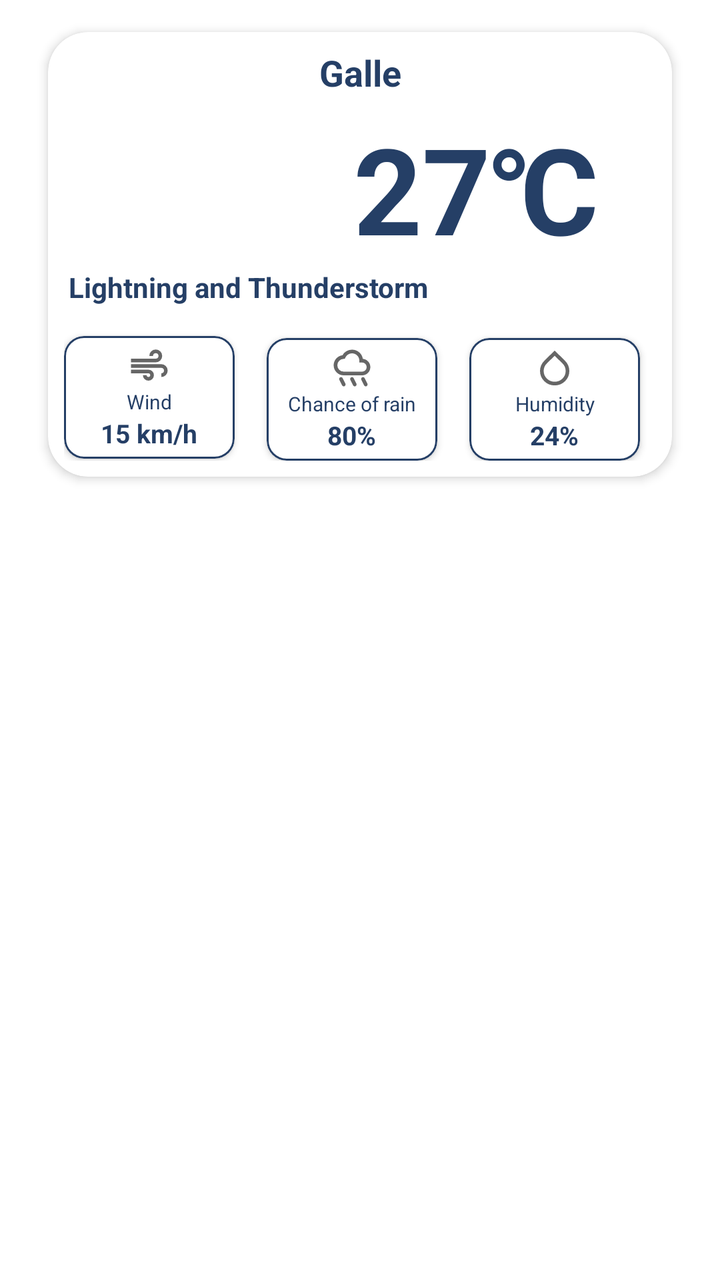
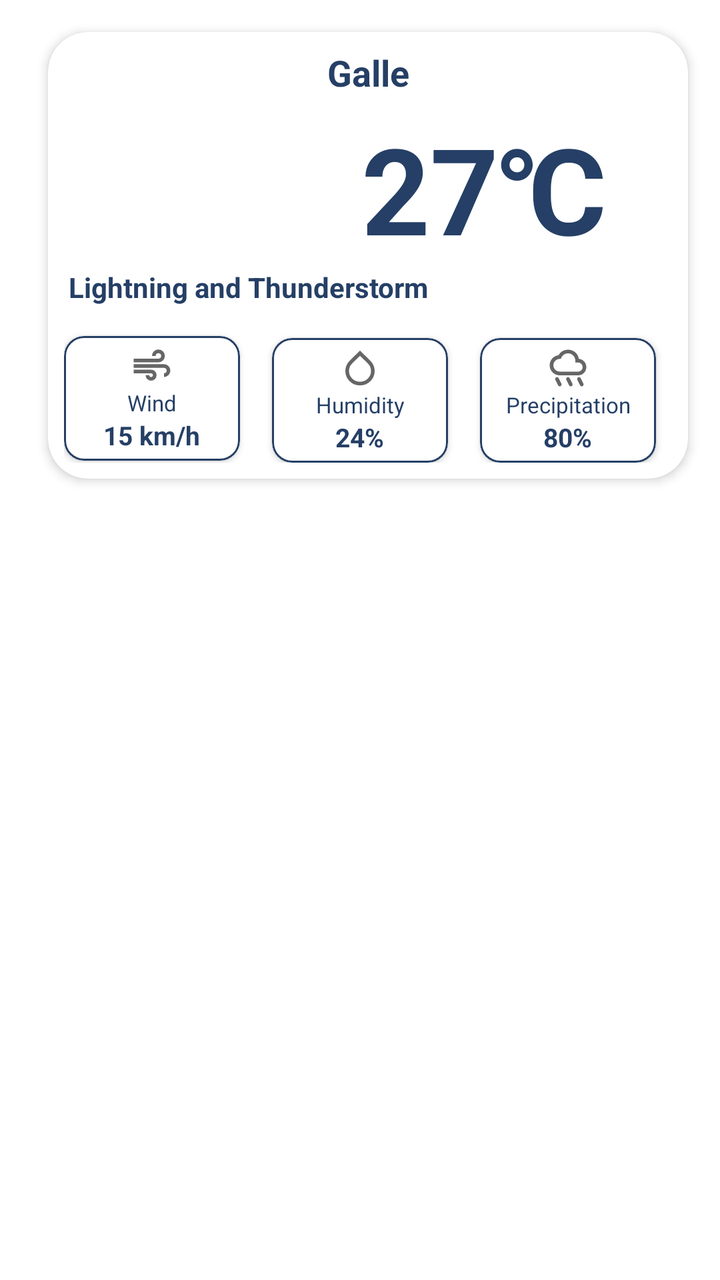

Before-and-after screenshots of an Android layout around one commit, followed by the original layout XML and the change that was made.
<!-- AndroidManifest.xml: application theme Theme.TravelCompanionApp -->
<!-- res/layout/fragment_weather_card.xml -->
<?xml version="1.0" encoding="utf-8"?>
<FrameLayout xmlns:android="http://schemas.android.com/apk/res/android"
    xmlns:app="http://schemas.android.com/apk/res-auto"
    xmlns:tools="http://schemas.android.com/tools"
    android:layout_width="match_parent"
    android:layout_height="match_parent"
    tools:context=".activity.WeatherCardFragment">



    <com.google.android.material.card.MaterialCardView
        android:id="@+id/cardViewWeather"
        android:layout_width="match_parent"
        android:layout_height="wrap_content"
        android:layout_marginStart="24dp"
        android:layout_marginTop="16dp"
        android:layout_marginEnd="24dp"
        android:layout_marginBottom="16dp"
        android:background="@drawable/white_corner_bg"
        app:cardCornerRadius="20dp"
        app:cardElevation="3dp">


        <androidx.constraintlayout.widget.ConstraintLayout
            android:layout_width="match_parent"
            android:layout_height="wrap_content"
            android:padding="8dp">


            <TextView
                android:id="@+id/textCityName"
                android:layout_width="wrap_content"
                android:layout_height="wrap_content"
                android:text="Galle"
                android:textColor="@color/dark_blue"
                android:textSize="18dp"
                android:textStyle="bold"
                app:layout_constraintEnd_toEndOf="parent"
                app:layout_constraintStart_toStartOf="parent"
                app:layout_constraintTop_toTopOf="parent" />

            <ImageView

                android:id="@+id/weatherIcon"
                android:layout_width="100dp"
                android:layout_height="100dp"
                android:layout_marginTop="20dp"
                app:layout_constraintStart_toStartOf="parent"
                app:layout_constraintTop_toTopOf="parent" />

            <TextView
                android:id="@+id/weatherCondition"
                android:layout_width="wrap_content"
                android:layout_height="wrap_content"
                app:layout_constraintHorizontal_bias="0.02"
                android:text="Lightning and Thunderstorm"
                android:textColor="@color/dark_blue"
                android:textStyle="bold"
                app:layout_constraintEnd_toEndOf="parent"
                app:layout_constraintStart_toStartOf="parent"
                app:layout_constraintTop_toBottomOf="@+id/temperature" />

            <TextView
                android:id="@+id/temperature"
                android:layout_width="0dp"
                android:layout_height="wrap_content"
                android:layout_marginStart="16dp"
                android:gravity="center"
                android:text="27\u2103"
                android:textColor="@color/dark_blue"
                android:textSize="60sp"
                android:textStyle="bold"
                app:layout_constraintBottom_toBottomOf="@id/weatherIcon"
                app:layout_constraintEnd_toEndOf="parent"
                app:layout_constraintStart_toEndOf="@id/weatherIcon"
                app:layout_constraintTop_toTopOf="@id/weatherIcon" />

            <com.google.android.material.card.MaterialCardView
                android:id="@+id/cardWind"
                android:layout_width="0dp"
                android:layout_height="wrap_content"
                android:layout_marginTop="14dp"
                android:layout_marginEnd="8dp"
                app:cardCornerRadius="10dp"
                app:cardElevation="2dp"
                app:layout_constraintBottom_toBottomOf="parent"
                app:layout_constraintEnd_toStartOf="@id/cardChanceOfRain"
                app:layout_constraintStart_toStartOf="parent"
                app:layout_constraintTop_toBottomOf="@id/weatherCondition"
                app:strokeColor="@color/dark_blue"
                app:strokeWidth="1dp">

                <LinearLayout
                    android:layout_width="match_parent"
                    android:layout_height="match_parent"
                    android:gravity="center"
                    android:orientation="vertical"
                    android:padding="4dp">

                    <ImageView
                        android:layout_width="22dp"
                        android:layout_height="22dp"
                        android:src="@drawable/air" />

                    <TextView
                        android:layout_width="match_parent"
                        android:layout_height="wrap_content"
                        android:gravity="center"
                        android:text="Wind"
                        android:textColor="@color/dark_blue"
                        android:textSize="10sp" />

                    <TextView
                        android:id="@+id/textWind"
                        android:layout_width="wrap_content"
                        android:layout_height="wrap_content"
                        android:text="15 km/h"
                        android:textColor="@color/dark_blue"
                        android:textSize="13sp"
                        android:textStyle="bold" />


                </LinearLayout>


            </com.google.android.material.card.MaterialCardView>

            <com.google.android.material.card.MaterialCardView
                android:id="@+id/cardChanceOfRain"
                android:layout_width="0dp"
                android:layout_height="wrap_content"
                android:layout_marginStart="8dp"
                android:layout_marginTop="16dp"
                android:layout_marginEnd="8dp"
                app:cardCornerRadius="10dp"
                app:cardElevation="2dp"
                app:layout_constraintBottom_toBottomOf="parent"
                app:layout_constraintEnd_toStartOf="@id/cardHumidity"
                app:layout_constraintStart_toEndOf="@id/cardWind"
                app:layout_constraintTop_toBottomOf="@id/weatherCondition"
                app:strokeColor="@color/dark_blue"
                app:strokeWidth="1dp">

                <LinearLayout
                    android:layout_width="match_parent"
                    android:layout_height="match_parent"
                    android:gravity="center"
                    android:orientation="vertical"
                    android:padding="4dp">

                    <ImageView
                        android:layout_width="22dp"
                        android:layout_height="22dp"
                        android:src="@drawable/rain" />

                    <TextView
                        android:layout_width="match_parent"
                        android:layout_height="wrap_content"
                        android:gravity="center"
                        android:text="Chance of rain"
                        android:textColor="@color/dark_blue"
                        android:textSize="10sp" />

                    <TextView
                        android:id="@+id/textChanceOfRain"
                        android:layout_width="wrap_content"
                        android:layout_height="wrap_content"
                        android:text="80%"
                        android:textColor="@color/dark_blue"
                        android:textSize="13sp"
                        android:textStyle="bold" />


                </LinearLayout>


            </com.google.android.material.card.MaterialCardView>

            <com.google.android.material.card.MaterialCardView
                android:id="@+id/cardHumidity"
                android:layout_width="0dp"
                android:layout_height="wrap_content"
                android:layout_marginStart="8dp"
                android:layout_marginTop="16dp"
                android:layout_marginEnd="8dp"
                app:cardCornerRadius="10dp"
                app:cardElevation="2dp"
                app:layout_constraintBottom_toBottomOf="parent"
                app:layout_constraintEnd_toEndOf="parent"
                app:layout_constraintStart_toEndOf="@id/cardChanceOfRain"
                app:layout_constraintTop_toBottomOf="@id/weatherCondition"
                app:strokeColor="@color/dark_blue"
                app:strokeWidth="1dp">

                <LinearLayout
                    android:layout_width="match_parent"
                    android:layout_height="match_parent"
                    android:gravity="center"
                    android:orientation="vertical"
                    android:padding="4dp">

                    <ImageView
                        android:layout_width="22dp"
                        android:layout_height="22dp"
                        android:src="@drawable/humidity" />

                    <TextView
                        android:layout_width="match_parent"
                        android:layout_height="wrap_content"
                        android:gravity="center"
                        android:text="Humidity"
                        android:textColor="@color/dark_blue"
                        android:textSize="10sp" />

                    <TextView
                        android:id="@+id/textHumidity"
                        android:layout_width="wrap_content"
                        android:layout_height="wrap_content"
                        android:text="24%"
                        android:textColor="@color/dark_blue"
                        android:textSize="13sp"
                        android:textStyle="bold" />


                </LinearLayout>


            </com.google.android.material.card.MaterialCardView>

        </androidx.constraintlayout.widget.ConstraintLayout>


    </com.google.android.material.card.MaterialCardView>

</FrameLayout>
<!-- resources referenced by this layout -->
<resources>
  <color name="dark_blue">#253f66</color>
  <!-- drawable air (drawable) -->
  <vector xmlns:android="http://schemas.android.com/apk/res/android"
      android:width="24dp"
      android:height="24dp"
      android:viewportWidth="960"
      android:viewportHeight="960"
      android:tint="?attr/colorControlNormal">
    <path
        android:fillColor="@android:color/white"
        android:pathData="M460,800Q410,800 375,765Q340,730 340,680L420,680Q420,697 431.5,708.5Q443,720 460,720Q477,720 488.5,708.5Q500,697 500,680Q500,663 488.5,651.5Q477,640 460,640L80,640L80,560L460,560Q510,560 545,595Q580,630 580,680Q580,730 545,765Q510,800 460,800ZM80,400L80,320L620,320Q646,320 663,303Q680,286 680,260Q680,234 663,217Q646,200 620,200Q594,200 577,217Q560,234 560,260L480,260Q480,201 520.5,160.5Q561,120 620,120Q679,120 719.5,160.5Q760,201 760,260Q760,319 719.5,359.5Q679,400 620,400L80,400ZM740,720L740,640Q766,640 783,623Q800,606 800,580Q800,554 783,537Q766,520 740,520L80,520L80,440L740,440Q799,440 839.5,480.5Q880,521 880,580Q880,639 839.5,679.5Q799,720 740,720Z"/>
  </vector>
  <!-- drawable humidity (drawable) -->
  <vector xmlns:android="http://schemas.android.com/apk/res/android"
      android:width="24dp"
      android:height="24dp"
      android:viewportWidth="960"
      android:viewportHeight="960"
      android:tint="?attr/colorControlNormal">
    <path
        android:fillColor="@android:color/white"
        android:pathData="M480,860Q347,860 253.5,768Q160,676 160,544Q160,481 184.5,423.5Q209,366 254,322L480,100L706,322Q751,366 775.5,423.5Q800,481 800,544Q800,676 706.5,768Q613,860 480,860ZM480,780Q580,780 650,711.5Q720,643 720,544Q720,497 702,454.5Q684,412 650,380L480,212L310,380Q276,412 258,454.5Q240,497 240,544Q240,643 310,711.5Q380,780 480,780Z"/>
  </vector>
  <!-- drawable white_corner_bg (drawable) -->
  <?xml version="1.0" encoding="utf-8"?>
  <selector xmlns:android="http://schemas.android.com/apk/res/android">
      <item>
          <shape android:shape="rectangle">
              <corners android:radius="20dp" />
              <solid android:color="@color/white" />
          </shape>
      </item>
  </selector>
  <style name="Theme.TravelCompanionApp" parent="Theme.MaterialComponents.Light.NoActionBar">
          
          <item name="colorPrimary">@color/purple_500</item>
          <item name="colorPrimaryVariant">@color/purple_700</item>
          <item name="colorOnPrimary">@color/white</item>
          
          <item name="colorSecondary">@color/teal_200</item>
          <item name="colorSecondaryVariant">@color/teal_700</item>
          <item name="colorOnSecondary">@color/black</item>
          
          <item name="android:statusBarColor">@color/yellow</item>
          
      </style>
  <color name="white">#FFFFFFFF</color>
  <color name="purple_500">#FF6200EE</color>
  <color name="purple_700">#FF3700B3</color>
  <color name="teal_200">#FF03DAC5</color>
  <color name="teal_700">#FF018786</color>
  <color name="black">#FF000000</color>
  <color name="yellow">#6495ED</color>
  <!-- unchanged entries left out for length: 1 -->
</resources>

<!-- the commit's change to res/layout/fragment_weather_card.xml (unified diff, before → after) -->
@@ -14,7 +14,7 @@
         android:layout_height="wrap_content"
         android:layout_marginStart="24dp"
         android:layout_marginTop="16dp"
-        android:layout_marginEnd="24dp"
+        android:layout_marginEnd="16dp"
         android:layout_marginBottom="16dp"
         android:background="@drawable/white_corner_bg"
         app:cardCornerRadius="20dp"
@@ -84,7 +84,7 @@
                 app:cardCornerRadius="10dp"
                 app:cardElevation="2dp"
                 app:layout_constraintBottom_toBottomOf="parent"
-                app:layout_constraintEnd_toStartOf="@id/cardChanceOfRain"
+                app:layout_constraintEnd_toStartOf="@id/cardHumidity"
                 app:layout_constraintStart_toStartOf="parent"
                 app:layout_constraintTop_toBottomOf="@id/weatherCondition"
                 app:strokeColor="@color/dark_blue"
@@ -108,7 +108,7 @@
                         android:gravity="center"
                         android:text="Wind"
                         android:textColor="@color/dark_blue"
-                        android:textSize="10sp" />
+                        android:textSize="11sp" />
 
                     <TextView
                         android:id="@+id/textWind"
@@ -125,8 +125,10 @@
 
             </com.google.android.material.card.MaterialCardView>
 
+
+
             <com.google.android.material.card.MaterialCardView
-                android:id="@+id/cardChanceOfRain"
+                android:id="@+id/cardHumidity"
                 android:layout_width="0dp"
                 android:layout_height="wrap_content"
                 android:layout_marginStart="8dp"
@@ -135,7 +137,7 @@
                 app:cardCornerRadius="10dp"
                 app:cardElevation="2dp"
                 app:layout_constraintBottom_toBottomOf="parent"
-                app:layout_constraintEnd_toStartOf="@id/cardHumidity"
+                app:layout_constraintEnd_toStartOf="@id/cardPrecipitation"
                 app:layout_constraintStart_toEndOf="@id/cardWind"
                 app:layout_constraintTop_toBottomOf="@id/weatherCondition"
                 app:strokeColor="@color/dark_blue"
@@ -151,21 +153,21 @@
                     <ImageView
                         android:layout_width="22dp"
                         android:layout_height="22dp"
-                        android:src="@drawable/rain" />
+                        android:src="@drawable/humidity" />
 
                     <TextView
                         android:layout_width="match_parent"
                         android:layout_height="wrap_content"
                         android:gravity="center"
-                        android:text="Chance of rain"
-                        android:textColor="@color/dark_blue"
-                        android:textSize="10sp" />
-
-                    <TextView
-                        android:id="@+id/textChanceOfRain"
+                        android:text="Humidity"
+                        android:textColor="@color/dark_blue"
+                        android:textSize="11sp" />
+
+                    <TextView
+                        android:id="@+id/textHumidity"
                         android:layout_width="wrap_content"
                         android:layout_height="wrap_content"
-                        android:text="80%"
+                        android:text="24%"
                         android:textColor="@color/dark_blue"
                         android:textSize="13sp"
                         android:textStyle="bold" />
@@ -177,7 +179,7 @@
             </com.google.android.material.card.MaterialCardView>
 
             <com.google.android.material.card.MaterialCardView
-                android:id="@+id/cardHumidity"
+                android:id="@+id/cardPrecipitation"
                 android:layout_width="0dp"
                 android:layout_height="wrap_content"
                 android:layout_marginStart="8dp"
@@ -187,7 +189,7 @@
                 app:cardElevation="2dp"
                 app:layout_constraintBottom_toBottomOf="parent"
                 app:layout_constraintEnd_toEndOf="parent"
-                app:layout_constraintStart_toEndOf="@id/cardChanceOfRain"
+                app:layout_constraintStart_toEndOf="@id/cardHumidity"
                 app:layout_constraintTop_toBottomOf="@id/weatherCondition"
                 app:strokeColor="@color/dark_blue"
                 app:strokeWidth="1dp">
@@ -202,21 +204,21 @@
                     <ImageView
                         android:layout_width="22dp"
                         android:layout_height="22dp"
-                        android:src="@drawable/humidity" />
+                        android:src="@drawable/rain" />
 
                     <TextView
                         android:layout_width="match_parent"
                         android:layout_height="wrap_content"
                         android:gravity="center"
-                        android:text="Humidity"
-                        android:textColor="@color/dark_blue"
-                        android:textSize="10sp" />
-
-                    <TextView
-                        android:id="@+id/textHumidity"
+                        android:text="Precipitation"
+                        android:textColor="@color/dark_blue"
+                        android:textSize="11sp" />
+
+                    <TextView
+                        android:id="@+id/textPrecipitation"
                         android:layout_width="wrap_content"
                         android:layout_height="wrap_content"
-                        android:text="24%"
+                        android:text="80%"
                         android:textColor="@color/dark_blue"
                         android:textSize="13sp"
                         android:textStyle="bold" />
